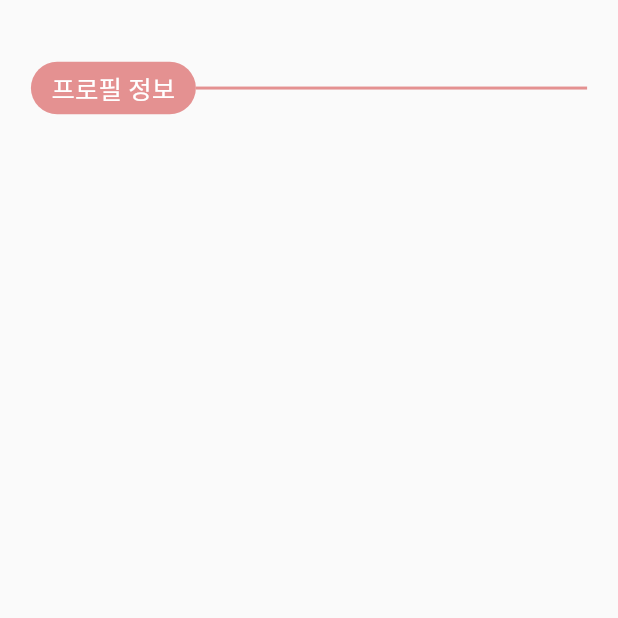
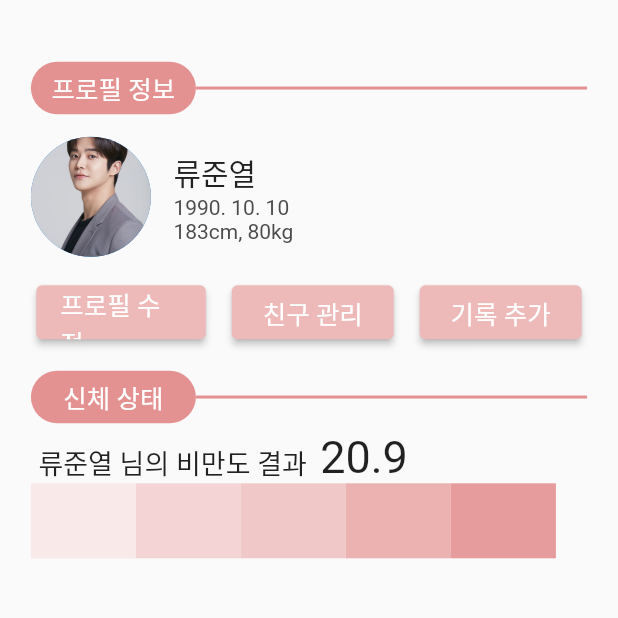
Before and after one commit to ParkSangbeomm/LetsExercise, a Flutter app: the MyPage screen opened by its route, on a phone screen of 412 x 824 dp, the top half of it. Run offline on Flutter 3.47's test engine with Material 2 defaults, Android fonts, the phone set to English and light mode, and no system bars; our stand-ins replace google_maps_flutter.

Commit message:
Created by yeob on 2021/11/12  - chore : mypage.dart

```diff
--- a/organization_chat_app/lib/home.dart
+++ b/organization_chat_app/lib/home.dart
@@ -190,6 +190,9 @@ class rankBox extends StatelessWidget {
                   CircleAvatar(
                     radius: 40,
                     backgroundImage: AssetImage('img/profile.jpeg'),
+                  ),CircleAvatar(
+                    radius: 40,
+                    backgroundImage: AssetImage('img/profile.jpeg'),
                   ),
                   SizedBox(
                     height: MediaQuery.of(context).size.height * 0.01,
--- a/organization_chat_app/lib/mypage.dart
+++ b/organization_chat_app/lib/mypage.dart
@@ -1,3 +1,4 @@
+import 'package:flutter/cupertino.dart';
 import 'package:flutter/material.dart';
 
 class MyPage extends StatefulWidget {
@@ -17,13 +18,128 @@ class _MyPageState extends State<MyPage> {
           child: Column(
             crossAxisAlignment: CrossAxisAlignment.stretch,
             children: [
-            drawDivider(swidth: swidth, title: "프로필 정보"),
+              drawDivider(swidth: swidth, title: "프로필 정보"),
+              const SizedBox(height: 15),
+              // 프로필 정보 (사진, 이름, 키, 몸무게)
+              Row(
+                children: [
+                  CircleAvatar(
+                    radius: 40,
+                    backgroundImage: AssetImage('img/profile.jpeg'),
+                  ),
+                  SizedBox(width: 15),
+                  Column(
+                    crossAxisAlignment: CrossAxisAlignment.start,
+                    children: const [
+                      Text("류준열", style: TextStyle(fontSize: 20)),
+                      Text("1990. 10. 10", style: TextStyle(fontSize: 14, color: Color(0xff4c4c4c))),
+                      Text("183cm, 80kg", style: TextStyle(fontSize: 14, color: Color(0xff4c4c4c))),
+                    ]
+                  )
+                ],
+              ),
+              const SizedBox(height: 13),
+              // 버튼 3개
+              Row(
+                mainAxisAlignment: MainAxisAlignment.spaceEvenly,
+                children: [
+                    ElevatedButton(
+                      onPressed: () {
 
-            ],
-        ),
+                      },
+                        child: const Text("프로필 수정"),
 
-      ), // This trailing comma makes auto-formatting nicer for build methods.
-    );
+                        // borderRadius: BorderRadius.circular(50),
+                        style: ElevatedButton.styleFrom(
+                          fixedSize: const Size(113, 36),
+                          primary: const Color(0xffedb9b9),
+                          textStyle: const TextStyle(fontSize: 17, color: Colors.white),
+                        ),                        // textStyle: TextStyle(fontSize: 17, color: Colors.white),
+
+                    ),
+                  const SizedBox(width:10),
+
+                  ElevatedButton(
+                    onPressed: () {
+
+                    },
+                    child: const Text("친구 관리"),
+
+                    // borderRadius: BorderRadius.circular(50),
+                    style: ElevatedButton.styleFrom(
+                      fixedSize: const Size(108, 36),
+                      primary: const Color(0xffedb9b9),
+                      textStyle: const TextStyle(fontSize: 17, color: Colors.white),
+                    ),                        // textStyle: TextStyle(fontSize: 17, color: Colors.white),
+
+                  ),
+                  const SizedBox(width:10),
+                  ElevatedButton(
+                    onPressed: () {
+
+                    },
+                    child: const Text("기록 추가"),
+
+                    // borderRadius: BorderRadius.circular(50),
+                    style: ElevatedButton.styleFrom(
+                      fixedSize: const Size(108, 36),
+                      primary: const Color(0xffedb9b9),
+                      textStyle: const TextStyle(fontSize: 17, color: Colors.white),
+                    ),                        // textStyle: TextStyle(fontSize: 17, color: Colors.white),
+
+                  ),
+                    ]),
+              const SizedBox(height: 15,),
+              drawDivider(swidth: swidth, title: "신체 상태"),
+              const SizedBox(height: 5),
+              Row(
+                crossAxisAlignment: CrossAxisAlignment.end,
+                children: const [
+                  SizedBox(width: 5),
+                  // TODO : 닉네임 넣기
+                  Text("류준열", style: TextStyle(fontSize: 18)),
+                  Text(" 님의 비만도 결과  ", style: TextStyle(fontSize: 18)),
+                  // TODO : 비만도 결과 숫자 넣기
+                  Text("20.9", style: TextStyle(fontSize: 30))
+                ],
+              ),
+              Row(
+                children: [
+                  Container(
+                    height: 50,
+                    width: 70,
+                    color: const Color(0xfff9e9e9),
+                  ),
+                  Container(
+                    height: 50,
+                    width: 70,
+                    color: const Color(0xfff4d4d4),
+                  ),
+                  Container(
+                    height: 50,
+                    width: 70,
+                    color: const Color(0xfff1c8c8),
+                  ),
+                  Container(
+                    height: 50,
+                    width: 70,
+                    color: const Color(0xffecb2b2),
+                  ),
+                  Container(
+                    height: 50,
+                    width: 70,
+                    color: const Color(0xffe69c9c),
+                  ),
+                ],
+              )
+            ]
+
+          )
+
+
+      ));
+
+
   }
 
 }
@@ -56,9 +172,7 @@ class drawDivider extends StatelessWidget {
           color: const Color(0xffe49191),
         ),
         child: Center(
-          child: Text(this.title, style: TextStyle(fontSize: 17, color: Colors.white)),
-
-          // child: Text(this.title, style: TextStyle(fontSize: 17,  color: Colors.white)),
+          child: Text(title, style: const TextStyle(fontSize: 17, color: Colors.white)),
         ),
       ),
 
@@ -70,6 +184,6 @@ class drawDivider extends StatelessWidget {
         color: const Color(0xffe49191),
       )
     ],
-          );
+    );
   }
 }
```
Also changed, not shown: organization_chat_app/pubspec.lock.
